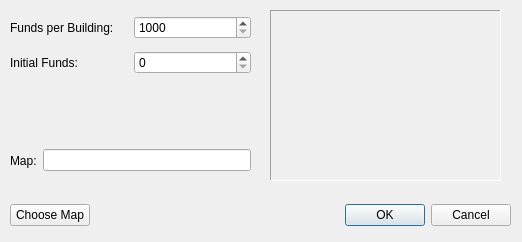
This is src/gui_qt/gameDialog.ui in the-kenny/netwars as Qt 5 draws it before an edit. The edited form follows.
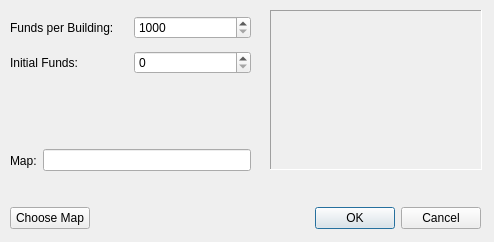
This is the edited form.

Patch:
```diff
--- a/src/gui_qt/gameDialog.ui
+++ b/src/gui_qt/gameDialog.ui
@@ -6,13 +6,28 @@
    <rect>
     <x>0</x>
     <y>0</y>
-    <width>522</width>
+    <width>494</width>
     <height>242</height>
    </rect>
   </property>
+  <property name="minimumSize">
+   <size>
+    <width>494</width>
+    <height>242</height>
+   </size>
+  </property>
+  <property name="maximumSize">
+   <size>
+    <width>494</width>
+    <height>242</height>
+   </size>
+  </property>
   <property name="windowTitle">
    <string>Dialog</string>
   </property>
+  <property name="sizeGripEnabled">
+   <bool>false</bool>
+  </property>
   <widget class="QWidget" name="layoutWidget">
    <property name="geometry">
     <rect>
@@ -73,8 +88,8 @@
     <rect>
      <x>10</x>
      <y>200</y>
-     <width>501</width>
-     <height>31</height>
+     <width>471</width>
+     <height>36</height>
     </rect>
    </property>
    <layout class="QHBoxLayout" name="horizontalLayout_2">
@@ -137,10 +152,16 @@
     <rect>
      <x>270</x>
      <y>10</y>
-     <width>231</width>
-     <height>171</height>
+     <width>212</width>
+     <height>160</height>
     </rect>
    </property>
+   <property name="sizePolicy">
+    <sizepolicy hsizetype="Preferred" vsizetype="Preferred">
+     <horstretch>0</horstretch>
+     <verstretch>0</verstretch>
+    </sizepolicy>
+   </property>
    <property name="frameShape">
     <enum>QFrame::Panel</enum>
    </property>
```
